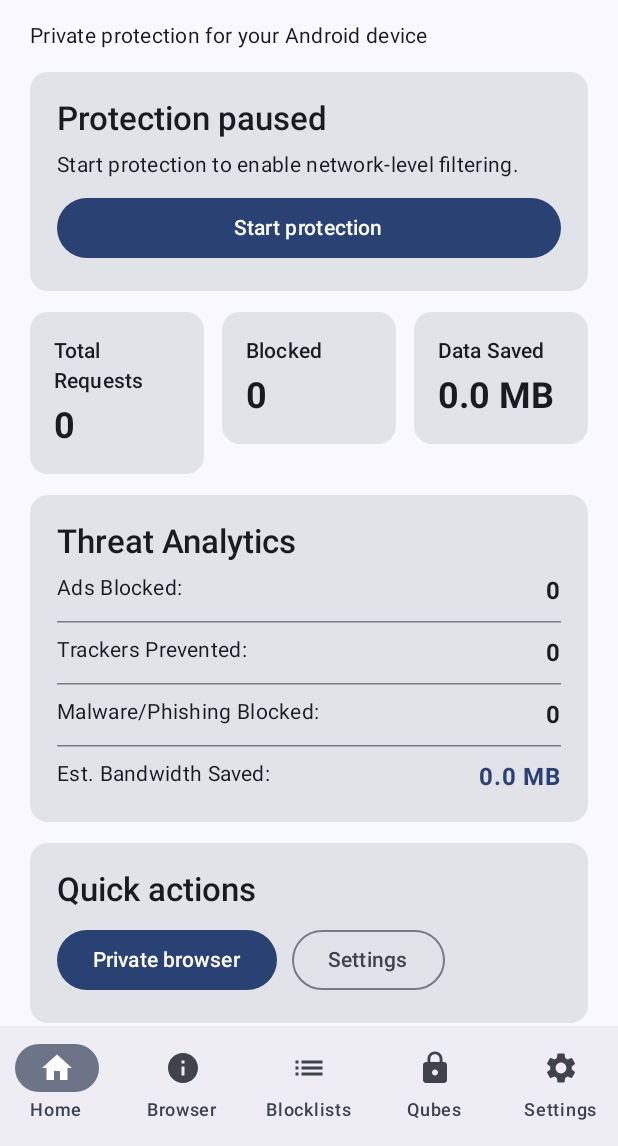
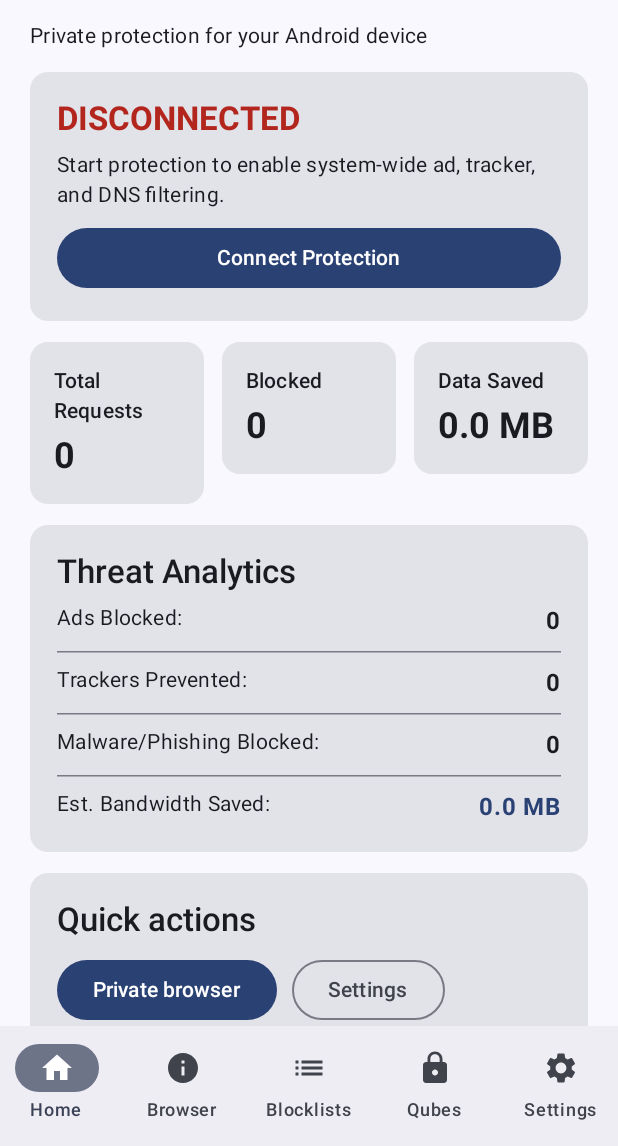
Before and after one commit to abdulraheemnohri/qubeguard, an Android app built with Jetpack Compose: the MainScreen screen opened through its navigation route, on a phone screen of 412 x 824 dp, the part 90-1236 px from its top. Run offline under Robolectric (Android 15) with nearby library versions, the phone set to English and light mode, and no system bars; our stand-ins replace Dagger/Hilt's generated code, livedata-compose.

Commit message:
feat: add VPN connection timer duration and prominent connect/disconnect status badge
- Implement connection timer and formatted uptime duration in MainViewModel
- Render CONNECTED / DISCONNECTED status badge with timer and disconnect button on MainActivity
- Verify 100% test pass and zero lint warnings

```diff
--- a/app/src/main/java/com/qubeguard/app/ui/MainActivity.kt
+++ b/app/src/main/java/com/qubeguard/app/ui/MainActivity.kt
@@ -19,6 +19,7 @@ import androidx.compose.foundation.layout.padding
 import androidx.compose.foundation.rememberScrollState
 import androidx.compose.foundation.verticalScroll
 import androidx.compose.material3.Button
+import androidx.compose.material3.ButtonDefaults
 import androidx.compose.material3.Card
 import androidx.compose.material3.HorizontalDivider
 import androidx.compose.material3.MaterialTheme
@@ -96,6 +97,7 @@ fun MainScreen(
     val trackersCount by viewModel.trackersCount.observeAsState(0)
     val malwareCount by viewModel.malwareCount.observeAsState(0)
     val savedMb by viewModel.estimatedSavedMb.observeAsState("0.0 MB")
+    val uptime by viewModel.formattedConnectionTime.observeAsState("00:00:00")
 
     LaunchedEffect(Unit) {
         viewModel.loadAnalytics()
@@ -113,18 +115,28 @@ fun MainScreen(
 
         Card(modifier = Modifier.fillMaxWidth()) {
             Column(modifier = Modifier.padding(18.dp), verticalArrangement = Arrangement.spacedBy(8.dp)) {
-                Text(
-                    if (vpnRunning) "Protection active" else "Protection paused",
-                    style = MaterialTheme.typography.titleLarge,
-                    fontWeight = FontWeight.SemiBold
-                )
+                Row(
+                    modifier = Modifier.fillMaxWidth(),
+                    horizontalArrangement = Arrangement.SpaceBetween
+                ) {
+                    Text(
+                        if (vpnRunning) "CONNECTED" else "DISCONNECTED",
+                        style = MaterialTheme.typography.titleLarge,
+                        fontWeight = FontWeight.Bold,
+                        color = if (vpnRunning) MaterialTheme.colorScheme.primary else MaterialTheme.colorScheme.error
+                    )
+                    if (vpnRunning) {
+                        Text("Duration: $uptime", style = MaterialTheme.typography.titleMedium, fontWeight = FontWeight.SemiBold)
+                    }
+                }
                 Text(
                     if (vpnRunning) "VPN/DNS filtering is running. System-wide network requests are protected."
-                    else "Start protection to enable network-level filtering.",
+                    else "Start protection to enable system-wide ad, tracker, and DNS filtering.",
                     style = MaterialTheme.typography.bodyMedium
                 )
                 Button(
                     modifier = Modifier.fillMaxWidth(),
+                    colors = if (vpnRunning) ButtonDefaults.buttonColors(containerColor = MaterialTheme.colorScheme.error) else ButtonDefaults.buttonColors(),
                     onClick = {
                         if (vpnRunning) {
                             viewModel.stopVpn()
@@ -137,7 +149,7 @@ fun MainScreen(
                         }
                     }
                 ) {
-                    Text(if (vpnRunning) "Stop protection" else "Start protection")
+                    Text(if (vpnRunning) "Disconnect Protection" else "Connect Protection")
                 }
             }
         }
```
Also changed, not shown: app/src/main/java/com/qubeguard/app/ui/MainViewModel.kt (+35 -1 lines).
